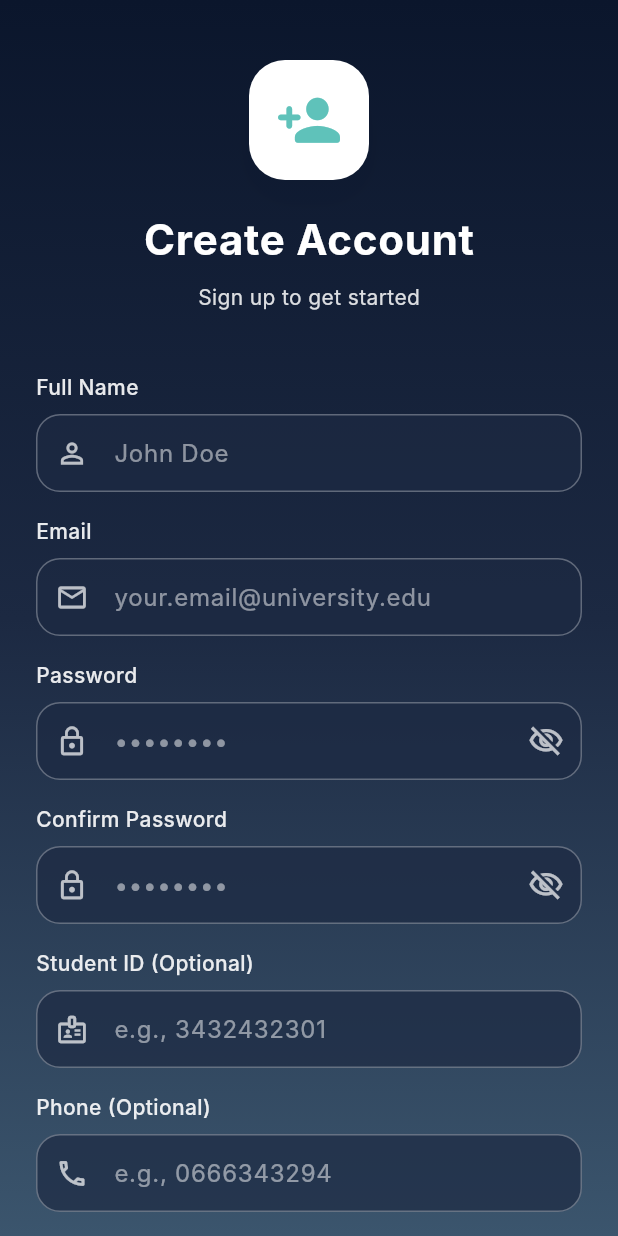
After one commit to nahlasmida/smartcampus-companion, a Flutter app: the RegisterScreen screen opened by its route, on a phone screen of 412 x 824 dp. The commit adds this screen. Run offline on Flutter 3.47's test engine with Material 3 defaults, Android fonts, the phone set to English and light mode, and no system bars; our stand-ins replace dio, flutter_local_notifications, flutter_map, flutter_riverpod, flutter_secure_storage, geolocator and 7 more; missing offline and left inert: dart:html; accounts and stored records are empty; Roboto replaces fonts that are missing (Inter).

Commit message:
feat: add register screen with complete signup form
- Add full name, email, password, confirm password fields
- Add optional fields (student ID, phone, department, bio)
- Add password validation (8+ chars, uppercase, number, special)
- Add password match validation
- Add email validation
- Add loading state and error handling
- Add gradient button with animation
- Add navigation back to login screen

```diff
--- a/frontend/lib/core/routes/route_generator.dart
+++ b/frontend/lib/core/routes/route_generator.dart
@@ -8,6 +8,7 @@ import 'package:smart_campus_companion/presentation/screens/map_screen.dart';
 
 import '../../presentation/screens/announcements_screen.dart';
 import '../../presentation/screens/events_screen.dart';
+import '../../presentation/screens/register_screen.dart';
 
 class RouteGenerator {
   static Route<dynamic> generateRoute(RouteSettings settings) {
@@ -17,7 +18,8 @@ class RouteGenerator {
 
       case AppRoutes.login:
         return MaterialPageRoute(builder: (_) => const LoginScreen());
-
+      case AppRoutes.register:
+        return MaterialPageRoute(builder: (_) => const RegisterScreen()); // ← ADD THIS
       case AppRoutes.home:
         return MaterialPageRoute(builder: (_) => const HomeScreen());
 
--- a/frontend/lib/core/utils/validation_utils.dart
+++ b/frontend/lib/core/utils/validation_utils.dart
@@ -1,20 +1,24 @@
 import 'package:flutter/material.dart';
 
 class ValidationUtils {
-  /// Validates email format - ACCEPTS ANY EMAIL FOR TESTING
+  /// Validates email format
   static String? validateEmail(String? email) {
     print('🔍 validateEmail called with: "$email"');
 
-    if (email == null  || email.isEmpty) {
+    if (email == null || email.isEmpty) {
       return 'Email is required';
     }
 
-    // TEMPORARILY ACCEPT ANYTHING - FOR TESTING ONLY
-    // This will accept "hadjezchaima62@gmail.com" without error
+    // Basic email regex
+    final emailRegex = RegExp(r'^[\w-\.]+@([\w-]+\.)+[\w-]{2,4}$');
+    if (!emailRegex.hasMatch(email)) {
+      return 'Enter a valid email address';
+    }
+
     return null;
   }
 
-  /// Validates password - ACCEPTS ANY PASSWORD FOR TESTING
+  /// Validates password - Requires 8+ chars, uppercase, number, special char
   static String? validatePassword(String? password) {
     print('🔍 validatePassword called with length: ${password?.length}');
 
@@ -22,15 +26,44 @@ class ValidationUtils {
       return 'Password is required';
     }
 
-    // TEMPORARILY ACCEPT ANYTHING - FOR TESTING ONLY
-    // This will accept "String1@" without error
+    if (password.length < 8) {
+      return 'Password must be at least 8 characters';
+    }
+
+    if (!password.contains(RegExp(r'[A-Z]'))) {
+      return 'Password must contain an uppercase letter';
+    }
+
+    if (!password.contains(RegExp(r'[0-9]'))) {
+      return 'Password must contain a number';
+    }
+
+    if (!password.contains(RegExp(r'[!@#$%^&*(),.?":{}|<>]'))) {
+      return 'Password must contain a special character';
+    }
+
     return null;
   }
 
   /// Validates name
   static String? validateName(String? name) {
     if (name == null || name.isEmpty) {
-      return 'Name is required';
+      return 'Full name is required';
+    }
+    if (name.length < 2) {
+      return 'Name must be at least 2 characters';
+    }
+    return null;
+  }
+
+  /// Validates phone number (optional)
+  static String? validatePhone(String? phone) {
+    if (phone == null || phone.isEmpty) {
+      return null; // Optional field
+    }
+    final phoneRegex = RegExp(r'^[\+]?[(]?[0-9]{3}[)]?[-\s\.]?[0-9]{3}[-\s\.]?[0-9]{4,6}$');
+    if (!phoneRegex.hasMatch(phone) && phone.length < 10) {
+      return 'Enter a valid phone number';
     }
     return null;
   }
--- a/frontend/lib/presentation/screens/login_screen.dart
+++ b/frontend/lib/presentation/screens/login_screen.dart
@@ -244,11 +244,11 @@ class _LoginScreenState extends ConsumerState<LoginScreen>
 
                             const SizedBox(height: 24),
 
-                            // Sign In Button - Connected to Backend
+                            // Sign In Button
                             GradientButton(
                               text: 'Sign In',
                               isLoading: loginState.isLoading,
-                              isEnabled: true,  // ← FORCE TO TRUE
+                              isEnabled: true,
                               onPressed: () async {
                                 print('👆 Sign In button pressed!');
                                 final success = await loginNotifier.login();
@@ -277,7 +277,7 @@ class _LoginScreenState extends ConsumerState<LoginScreen>
 
                             const SizedBox(height: 24),
 
-                            // Biometric Button Only
+                            // Biometric Button
                             BiometricButton(
                               isAvailable: loginState.isBiometricAvailable,
                               onTap: () async {
@@ -294,7 +294,7 @@ class _LoginScreenState extends ConsumerState<LoginScreen>
 
                             const SizedBox(height: 32),
 
-                            // Sign Up Link
+                            // Sign Up Link - Now navigates to Register Screen
                             Row(
                               mainAxisAlignment: MainAxisAlignment.center,
                               children: [
@@ -304,7 +304,7 @@ class _LoginScreenState extends ConsumerState<LoginScreen>
                                 ),
                                 GestureDetector(
                                   onTap: () {
-                                    print('👆 Sign Up clicked');
+                                    print('👆 Sign Up clicked - navigating to Register');
                                     Navigator.pushNamed(context, AppRoutes.register);
                                   },
                                   child: Text(
--- /dev/null
+++ b/frontend/lib/presentation/screens/register_screen.dart
@@ -0,0 +1,544 @@
+import 'package:flutter/material.dart';
+import 'package:flutter_riverpod/flutter_riverpod.dart';
+import '../../core/constants/color_constants.dart';
+import '../../core/routes/app_routes.dart';
+import '../../core/utils/validation_utils.dart';
+import '../../domain/repositories/auth_repository.dart';
+import '../../data/remote/auth_remote_datasource.dart';
+import '../../data/local/auth_local_datasource.dart';
+import '../../domain/impl/auth_repository_impl.dart';
+
+// ==================== PROVIDER ====================
+
+final registerRepositoryProvider = Provider<AuthRepository>((ref) {
+  return AuthRepositoryImpl(
+    remoteDataSource: AuthRemoteDataSource(),
+    localDataSource: AuthLocalDataSource(),
+  );
+});
+
+// ==================== REGISTER SCREEN ====================
+
+class RegisterScreen extends ConsumerStatefulWidget {
+  const RegisterScreen({super.key});
+
+  @override
+  ConsumerState<RegisterScreen> createState() => _RegisterScreenState();
+}
+
+class _RegisterScreenState extends ConsumerState<RegisterScreen>
+    with TickerProviderStateMixin {
+  late AnimationController _logoController;
+  late AnimationController _formController;
+
+  final TextEditingController _emailController = TextEditingController();
+  final TextEditingController _passwordController = TextEditingController();
+  final TextEditingController _confirmPasswordController = TextEditingController();
+  final TextEditingController _fullNameController = TextEditingController();
+  final TextEditingController _studentIdController = TextEditingController();
+  final TextEditingController _phoneController = TextEditingController();
+  final TextEditingController _departmentController = TextEditingController();
+  final TextEditingController _bioController = TextEditingController();
+
+  bool _isLoading = false;
+  bool _obscurePassword = true;
+  bool _obscureConfirmPassword = true;
+  String? _generalError;
+
+  // Validation errors
+  String? _emailError;
+  String? _passwordError;
+  String? _confirmPasswordError;
+  String? _fullNameError;
+
+  @override
+  void initState() {
+    super.initState();
+    _logoController = AnimationController(
+      duration: const Duration(milliseconds: 800),
+      vsync: this,
+    )..forward();
+
+    _formController = AnimationController(
+      duration: const Duration(milliseconds: 700),
+      vsync: this,
+    )..forward();
+  }
+
+  @override
+  void dispose() {
+    _logoController.dispose();
+    _formController.dispose();
+    _emailController.dispose();
+    _passwordController.dispose();
+    _confirmPasswordController.dispose();
+    _fullNameController.dispose();
+    _studentIdController.dispose();
+    _phoneController.dispose();
+    _departmentController.dispose();
+    _bioController.dispose();
+    super.dispose();
+  }
+
+  void _validateForm() {
+    setState(() {
+      _emailError = ValidationUtils.validateEmail(_emailController.text);
+      _passwordError = ValidationUtils.validatePassword(_passwordController.text);
+      _fullNameError = ValidationUtils.validateName(_fullNameController.text);
+
+      if (_passwordController.text != _confirmPasswordController.text) {
+        _confirmPasswordError = 'Passwords do not match';
+      } else {
+        _confirmPasswordError = null;
+      }
+    });
+  }
+
+  bool get _isFormValid {
+    return _emailError == null &&
+        _passwordError == null &&
+        _confirmPasswordError == null &&
+        _fullNameError == null &&
+        _emailController.text.isNotEmpty &&
+        _passwordController.text.isNotEmpty &&
+        _fullNameController.text.isNotEmpty &&
+        _passwordController.text == _confirmPasswordController.text;
+  }
+
+  Future<void> _register() async {
+    _validateForm();
+
+    if (!_isFormValid) {
+      return;
+    }
+
+    setState(() {
+      _isLoading = true;
+      _generalError = null;
+    });
+
+    try {
+      final authRepository = ref.read(registerRepositoryProvider);
+
+      print('📝 Attempting registration...');
+      print('📧 Email: ${_emailController.text.trim()}');
+      print('👤 Full Name: ${_fullNameController.text.trim()}');
+
+      await authRepository.register(
+        email: _emailController.text.trim(),
+        password: _passwordController.text,
+        fullName: _fullNameController.text.trim(),
+        studentId: _studentIdController.text.isEmpty ? null : _studentIdController.text.trim(),
+        phone: _phoneController.text.isEmpty ? null : _phoneController.text.trim(),
+        department: _departmentController.text.isEmpty ? null : _departmentController.text.trim(),
+      );
+
+      print('✅ Registration successful!');
+
+      if (mounted) {
+        ScaffoldMessenger.of(context).showSnackBar(
+          const SnackBar(
+            content: Text('Account created successfully! Please login.'),
+            backgroundColor: Colors.green,
+            duration: Duration(seconds: 2),
+          ),
+        );
+
+        Navigator.pushReplacementNamed(context, AppRoutes.login);
+      }
+    } catch (e) {
+      print('❌ Registration failed: $e');
+      setState(() {
+        _generalError = e.toString().replaceAll('Exception: ', '');
+      });
+    } finally {
+      if (mounted) {
+        setState(() {
+          _isLoading = false;
+        });
+      }
+    }
+  }
+
+  @override
+  Widget build(BuildContext context) {
+    return Scaffold(
+      body: Container(
+        decoration: const BoxDecoration(
+          gradient: AppColors.splashGradient,
+        ),
+        child: SafeArea(
+          child: SingleChildScrollView(
+            padding: const EdgeInsets.symmetric(horizontal: 24, vertical: 20),
+            child: Column(
+              children: [
+                const SizedBox(height: 20),
+
+                // Logo with bounce animation
+                AnimatedBuilder(
+                  animation: _logoController,
+                  builder: (context, child) {
+                    final bounceValue = CurvedAnimation(
+                      parent: _logoController,
+                      curve: Curves.elasticOut,
+                    ).value;
+                    return Transform.scale(
+                      scale: 0.5 + (bounceValue * 0.5),
+                      child: Container(
+                        width: 80,
+                        height: 80,
+                        decoration: BoxDecoration(
+                          color: AppColors.white,
+                          borderRadius: BorderRadius.circular(24),
+                          boxShadow: [
+                            BoxShadow(
+                              color: AppColors.darkNavy.withOpacity(0.3),
+                              blurRadius: 20,
+                              offset: const Offset(0, 10),
+                            ),
+                          ],
+                        ),
+                        child: Icon(
+                          Icons.person_add_rounded,
+                          size: 45,
+                          color: AppColors.primary,
+                        ),
+                      ),
+                    );
+                  },
+                ),
+
+                const SizedBox(height: 20),
+
+                // Title
+                Text(
+                  'Create Account',
+                  style: TextStyle(
+                    fontSize: 28,
+                    fontWeight: FontWeight.bold,
+                    color: AppColors.white,
+                    letterSpacing: 0.5,
+                  ),
+                ),
+                const SizedBox(height: 8),
+                Text(
+                  'Sign up to get started',
+                  style: TextStyle(
+                    fontSize: 14,
+                    color: AppColors.white.withOpacity(0.85),
+                  ),
+                ),
+
+                const SizedBox(height: 40),
+
+                // Form with slide-up animation
+                AnimatedBuilder(
+                  animation: _formController,
+                  builder: (context, child) {
+                    final slideValue = Tween<double>(begin: 0.3, end: 0).animate(
+                      CurvedAnimation(parent: _formController, curve: Curves.easeOutCubic),
+                    ).value;
+                    return Transform.translate(
+                      offset: Offset(0, slideValue * 100),
+                      child: Opacity(
+                        opacity: 1.0 - (slideValue * 1.5).clamp(0.0, 1.0),
+                        child: Column(
+                          children: [
+                            // Full Name
+                            _buildTextField(
+                              controller: _fullNameController,
+                              label: 'Full Name',
+                              hint: 'John Doe',
+                              icon: Icons.person_outline,
+                              errorText: _fullNameError,
+                              onChanged: _validateForm,
+                            ),
+                            const SizedBox(height: 16),
+
+                            // Email
+                            _buildTextField(
+                              controller: _emailController,
+                              label: 'Email',
+                              hint: 'your.email@university.edu',
+                              icon: Icons.email_outlined,
+                              keyboardType: TextInputType.emailAddress,
+                              errorText: _emailError,
+                              onChanged: _validateForm,
+                            ),
+                            const SizedBox(height: 16),
+
+                            // Password
+                            _buildTextField(
+                              controller: _passwordController,
+                              label: 'Password',
+                              hint: '••••••••',
+                              icon: Icons.lock_outline,
+                              obscureText: _obscurePassword,
+                              errorText: _passwordError,
+                              onChanged: _validateForm,
+                              suffixIcon: IconButton(
+                                icon: Icon(
+                                  _obscurePassword
+                                      ? Icons.visibility_off_outlined
+                                      : Icons.visibility_outlined,
+                                  color: AppColors.white.withOpacity(0.7),
+                                ),
+                                onPressed: () {
+                                  setState(() {
+                                    _obscurePassword = !_obscurePassword;
+                                  });
+                                },
+                              ),
+                            ),
+                            const SizedBox(height: 16),
+
+                            // Confirm Password
+                            _buildTextField(
+                              controller: _confirmPasswordController,
+                              label: 'Confirm Password',
+                              hint: '••••••••',
+                              icon: Icons.lock_outline,
+                              obscureText: _obscureConfirmPassword,
+                              errorText: _confirmPasswordError,
+                              onChanged: _validateForm,
+                              suffixIcon: IconButton(
+                                icon: Icon(
+                                  _obscureConfirmPassword
+                                      ? Icons.visibility_off_outlined
+                                      : Icons.visibility_outlined,
+                                  color: AppColors.white.withOpacity(0.7),
+                                ),
+                                onPressed: () {
+                                  setState(() {
+                                    _obscureConfirmPassword = !_obscureConfirmPassword;
+                                  });
+                                },
+                              ),
+                            ),
+                            const SizedBox(height: 16),
+
+                            // Student ID (Optional)
+                            _buildTextField(
+                              controller: _studentIdController,
+                              label: 'Student ID (Optional)',
+                              hint: 'e.g., 3432432301',
+                              icon: Icons.badge_outlined,
+                              keyboardType: TextInputType.number,
+                            ),
+                            const SizedBox(height: 16),
+
+                            // Phone (Optional)
+                            _buildTextField(
+                              controller: _phoneController,
+                              label: 'Phone (Optional)',
+                              hint: 'e.g., 0666343294',
+                              icon: Icons.phone_outlined,
+                              keyboardType: TextInputType.phone,
+                            ),
+                            const SizedBox(height: 16),
+
+                            // Department (Optional)
+                            _buildTextField(
+                              controller: _departmentController,
+                              label: 'Department (Optional)',
+                              hint: 'e.g., Computer Science, IFA',
+                              icon: Icons.school_outlined,
+                            ),
+                            const SizedBox(height: 16),
+
+                            // Bio (Optional)
+                            _buildTextField(
+                              controller: _bioController,
+                              label: 'Bio (Optional)',
+                              hint: 'Tell us about yourself...',
+                              icon: Icons.description_outlined,
+                              maxLines: 2,
+                            ),
+
+                            const SizedBox(height: 24),
+
+                            // Error Message
+                            if (_generalError != null)
+                              Container(
+                                padding: const EdgeInsets.all(12),
+                                decoration: BoxDecoration(
+                                  color: Colors.red.withOpacity(0.2),
+                                  borderRadius: BorderRadius.circular(12),
+                                ),
+                                child: Row(
+                                  children: [
+                                    Icon(Icons.error_outline, color: Colors.red.shade200, size: 20),
+                                    const SizedBox(width: 12),
+                                    Expanded(
+                                      child: Text(
+                                        _generalError!,
+                                        style: TextStyle(color: Colors.red.shade200, fontSize: 13),
+                                      ),
+                                    ),
+                                  ],
+                                ),
+                              ),
+
+                            const SizedBox(height: 24),
+
+                            // Register Button
+                            _buildRegisterButton(),
+
+                            const SizedBox(height: 24),
+
+                            // Login Link
+                            Row(
+                              mainAxisAlignment: MainAxisAlignment.center,
+                              children: [
+                                Text(
+                                  "Already have an account? ",
+                                  style: TextStyle(color: AppColors.white.withOpacity(0.8)),
+                                ),
+                                GestureDetector(
+                                  onTap: () {
+                                    Navigator.pushReplacementNamed(context, AppRoutes.login);
+                                  },
+                                  child: Text(
+                                    'Sign In',
+                                    style: TextStyle(
+                                      color: AppColors.white,
+                                      fontWeight: FontWeight.bold,
+                                    ),
+                                  ),
+                                ),
+                              ],
+                            ),
+
+                            const SizedBox(height: 20),
+                          ],
+                        ),
+                      ),
+                    );
+                  },
+                ),
+              ],
+            ),
+          ),
+        ),
+      ),
+    );
+  }
+
+  Widget _buildTextField({
+    required TextEditingController controller,
+    required String label,
+    required String hint,
+    required IconData icon,
+    TextInputType keyboardType = TextInputType.text,
+    bool obscureText = false,
+    String? errorText,
+    VoidCallback? onChanged,
+    Widget? suffixIcon,
+    int maxLines = 1,
+  }) {
+    return Column(
+      crossAxisAlignment: CrossAxisAlignment.start,
+      children: [
+        Text(
+          label,
+          style: TextStyle(
+            color: AppColors.white.withOpacity(0.9),
+            fontSize: 14,
+            fontWeight: FontWeight.w500,
+          ),
+        ),
+        const SizedBox(height: 8),
+        TextFormField(
+          controller: controller,
+          obscureText: obscureText,
+          keyboardType: keyboardType,
+          maxLines: maxLines,
+          onChanged: (_) => onChanged?.call(),
+          style: const TextStyle(color: Colors.white),
+          decoration: InputDecoration(
+            hintText: hint,
+            hintStyle: TextStyle(color: AppColors.white.withOpacity(0.5)),
+            prefixIcon: Icon(icon, color: AppColors.white.withOpacity(0.7), size: 22),
+            suffixIcon: suffixIcon,
+            errorText: errorText,
+            filled: true,
+            fillColor: AppColors.navy.withOpacity(0.7),
+            border: OutlineInputBorder(
+              borderRadius: BorderRadius.circular(16),
+              borderSide: BorderSide.none,
+            ),
+            enabledBorder: OutlineInputBorder(
+              borderRadius: BorderRadius.circular(16),
+              borderSide: BorderSide(color: AppColors.white.withOpacity(0.3)),
+            ),
+            focusedBorder: OutlineInputBorder(
+              borderRadius: BorderRadius.circular(16),
+              borderSide: const BorderSide(color: AppColors.primary, width: 2),
+            ),
+            errorBorder: OutlineInputBorder(
+              borderRadius: BorderRadius.circular(16),
+              borderSide: const BorderSide(color: Colors.redAccent, width: 1.5),
+            ),
+            contentPadding: const EdgeInsets.symmetric(horizontal: 16, vertical: 14),
+          ),
+        ),
+      ],
+    );
+  }
+
+  Widget _buildRegisterButton() {
+    return SizedBox(
+      width: double.infinity,
+      height: 56,
+      child: ElevatedButton(
+        onPressed: _isLoading || !_isFormValid ? null : _register,
+        style: ElevatedButton.styleFrom(
+          backgroundColor: Colors.transparent,
+          shadowColor: Colors.transparent,
+          padding: EdgeInsets.zero,
+          shape: RoundedRectangleBorder(
+            borderRadius: BorderRadius.circular(30),
+          ),
+        ),
+        child: Ink(
+          decoration: BoxDecoration(
+            gradient: const LinearGradient(
+              begin: Alignment.centerLeft,
+              end: Alignment.centerRight,
+              colors: [AppColors.primary, AppColors.secondary],
+            ),
+            borderRadius: BorderRadius.circular(30),
+            boxShadow: [
+              BoxShadow(
+                color: AppColors.primary.withOpacity(0.4),
+                blurRadius: 12,
+                offset: const Offset(0, 6),
+              ),
+            ],
+          ),
+          child: Container(
+            alignment: Alignment.center,
+            child: _isLoading
+                ? const SizedBox(
+              width: 24,
+              height: 24,
+              child: CircularProgressIndicator(
+                strokeWidth: 2.5,
+                color: Colors.white,
+              ),
+            )
+                : const Text(
+              'Create Account',
+              style: TextStyle(
+                color: Colors.white,
+                fontSize: 17,
+                fontWeight: FontWeight.w600,
+                letterSpacing: 0.5,
+              ),
+            ),
+          ),
+        ),
+      ),
+    );
+  }
+}
```
